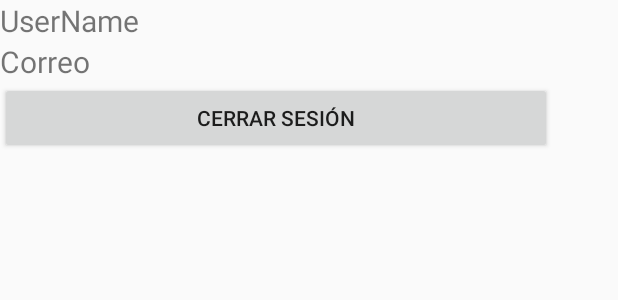
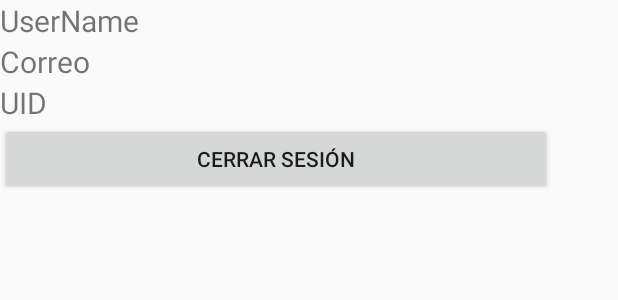
Before and after one commit to edwincubillos24/LoginApp, an Android app: the layout activity_main2.xml on its own in the app's theme, with its tools: preview values and no code run, on a phone screen of 412 x 824 dp. Shown: the top 300 px of the screen. Run offline under Robolectric (Android 15) with nearby library versions, the phone set to English and light mode, and no system bars.

```diff
--- a/app/build.gradle
+++ b/app/build.gradle
@@ -27,5 +27,11 @@ dependencies {
     compile 'com.android.support:appcompat-v7:25.3.1'
     compile 'com.android.support.constraint:constraint-layout:1.0.2'
     compile 'com.facebook.android:facebook-android-sdk:[4,5)'
+    compile 'com.google.firebase:firebase-database:10.0.1'
+    compile 'com.google.firebase:firebase-auth:10.0.1'
     testCompile 'junit:junit:4.12'
 }
+
+
+
+apply plugin: 'com.google.gms.google-services'
--- a/app/src/main/res/layout/activity_main2.xml
+++ b/app/src/main/res/layout/activity_main2.xml
@@ -24,6 +24,12 @@
             android:id="@+id/tCorreo"
             android:text="@string/correo"
             android:textSize="20sp"/>
+        <TextView
+            android:layout_width="match_parent"
+            android:layout_height="wrap_content"
+            android:id="@+id/tUid"
+            android:text="@string/UID"
+            android:textSize="20sp"/>
         <Button
             android:layout_width="match_parent"
             android:layout_height="wrap_content"
--- a/app/src/main/res/values/strings.xml
+++ b/app/src/main/res/values/strings.xml
@@ -4,4 +4,5 @@
     <string name="username">UserName</string>
     <string name="correo">Correo</string>
     <string name="cerrar">Cerrar Sesión</string>
+    <string name="UID">UID</string>
 </resources>
--- a/build.gradle
+++ b/build.gradle
@@ -9,6 +9,7 @@ buildscript {
 
         // NOTE: Do not place your application dependencies here; they belong
         // in the individual module build.gradle files
+        classpath 'com.google.gms:google-services:3.0.0'
     }
 }
 
```
Also changed, not shown: app/src/main/java/com/edwinacubillos/loginapp/Main2Activity.java (+14 -4 lines), app/src/main/java/com/edwinacubillos/loginapp/MainActivity.java (+76 -5 lines), 1 other file.
